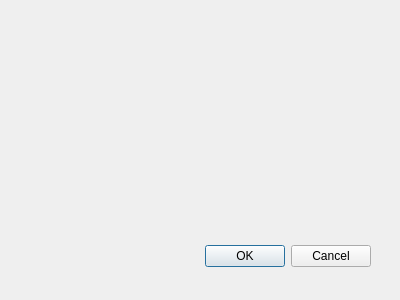
First picture: the form in restorecontextwindow.ui, repository alexballet/LO21-UTComputer, before the edit.
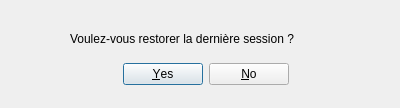
Second picture: the form after the edit.

The edit to the form file:
```diff
--- a/restorecontextwindow.ui
+++ b/restorecontextwindow.ui
@@ -9,27 +9,43 @@
     <x>0</x>
     <y>0</y>
     <width>400</width>
-    <height>300</height>
+    <height>108</height>
    </rect>
   </property>
   <property name="windowTitle">
    <string>Dialog</string>
   </property>
-  <widget name="buttonBox" class="QDialogButtonBox">
+  <widget class="QWidget" name="">
    <property name="geometry">
     <rect>
-     <x>30</x>
-     <y>240</y>
-     <width>341</width>
-     <height>32</height>
+     <x>70</x>
+     <y>20</y>
+     <width>271</width>
+     <height>65</height>
     </rect>
    </property>
-   <property name="orientation">
-    <enum>Qt::Horizontal</enum>
-   </property>
-   <property name="standardButtons">
-    <set>QDialogButtonBox::Cancel|QDialogButtonBox::Ok</set>
-   </property>
+   <layout class="QVBoxLayout" name="verticalLayout">
+    <item>
+     <widget class="QLabel" name="label">
+      <property name="text">
+       <string>Voulez-vous restorer la dernière session ?</string>
+      </property>
+     </widget>
+    </item>
+    <item>
+     <widget class="QDialogButtonBox" name="restore">
+      <property name="orientation">
+       <enum>Qt::Horizontal</enum>
+      </property>
+      <property name="standardButtons">
+       <set>QDialogButtonBox::No|QDialogButtonBox::Yes</set>
+      </property>
+      <property name="centerButtons">
+       <bool>true</bool>
+      </property>
+     </widget>
+    </item>
+   </layout>
   </widget>
  </widget>
  <pixmapfunction/>
```
Left out of the diff: 11 changed lines with no effect on the pictures.
